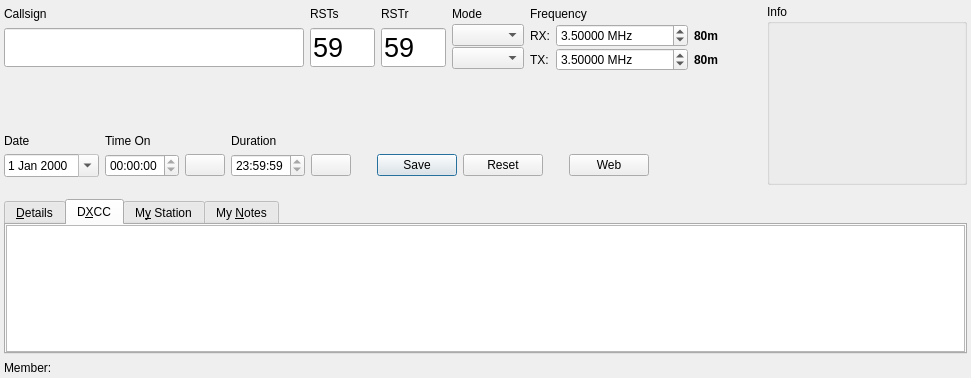
The window that ui/NewContactWidget.ui (foldynl/QLog) describes before a commit, drawn with Qt 5.
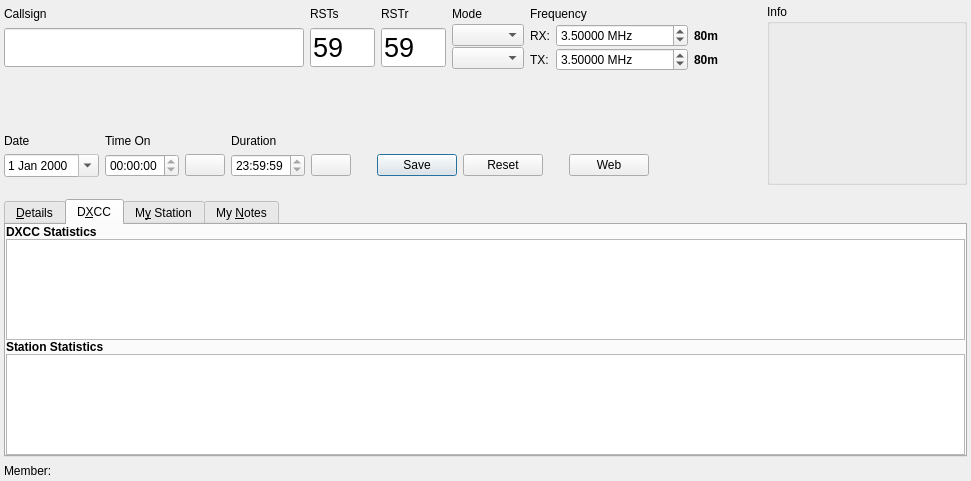
The same window after the commit. The open tabs and pages were chosen to show the change. Icons and pictures are not drawn. Custom widgets are drawn as their Qt base class.

What changed in the file:
```diff
--- a/ui/NewContactWidget.ui
+++ b/ui/NewContactWidget.ui
@@ -7,7 +7,7 @@
     <x>0</x>
     <y>0</y>
     <width>971</width>
-    <height>378</height>
+    <height>481</height>
    </rect>
   </property>
   <property name="sizePolicy">
@@ -1383,6 +1383,18 @@
        <property name="bottomMargin">
         <number>0</number>
        </property>
+       <item>
+        <widget class="QLabel" name="DXCCStatsLabel">
+         <property name="font">
+          <font>
+           <bold>true</bold>
+          </font>
+         </property>
+         <property name="text">
+          <string>DXCC Statistics</string>
+         </property>
+        </widget>
+       </item>
        <item>
         <widget class="DxccTableWidget" name="dxccTableWidget">
          <property name="sizePolicy">
@@ -1391,6 +1403,12 @@
            <verstretch>0</verstretch>
           </sizepolicy>
          </property>
+         <property name="minimumSize">
+          <size>
+           <width>0</width>
+           <height>100</height>
+          </size>
+         </property>
          <property name="focusPolicy">
           <enum>Qt::NoFocus</enum>
          </property>
@@ -1432,6 +1450,49 @@
          </attribute>
         </widget>
        </item>
+       <item>
+        <widget class="QLabel" name="StationLabel">
+         <property name="font">
+          <font>
+           <bold>true</bold>
+          </font>
+         </property>
+         <property name="text">
+          <string>Station Statistics</string>
+         </property>
+        </widget>
+       </item>
+       <item>
+        <widget class="StationTableWidget" name="stationTableWidget">
+         <property name="minimumSize">
+          <size>
+           <width>0</width>
+           <height>100</height>
+          </size>
+         </property>
+         <property name="sizeAdjustPolicy">
+          <enum>QAbstractScrollArea::SizeAdjustPolicy::AdjustToContents</enum>
+         </property>
+         <property name="editTriggers">
+          <set>QAbstractItemView::EditTrigger::NoEditTriggers</set>
+         </property>
+         <property name="alternatingRowColors">
+          <bool>true</bool>
+         </property>
+         <property name="selectionMode">
+          <enum>QAbstractItemView::SelectionMode::NoSelection</enum>
+         </property>
+         <attribute name="horizontalHeaderMinimumSectionSize">
+          <number>20</number>
+         </attribute>
+         <attribute name="horizontalHeaderDefaultSectionSize">
+          <number>65</number>
+         </attribute>
+         <attribute name="verticalHeaderDefaultSectionSize">
+          <number>24</number>
+         </attribute>
+        </widget>
+       </item>
       </layout>
      </widget>
      <widget class="QWidget" name="myStationTab">
@@ -1668,6 +1729,11 @@
    <extends>QLineEdit</extends>
    <header>ui/EditLine.h</header>
   </customwidget>
+  <customwidget>
+   <class>StationTableWidget</class>
+   <extends>QTableView</extends>
+   <header location="global">StationTableWidget.h</header>
+  </customwidget>
  </customwidgets>
  <tabstops>
   <tabstop>callsignEdit</tabstop>
```
Left out of the diff: 206 changed lines with no effect on the pictures.
